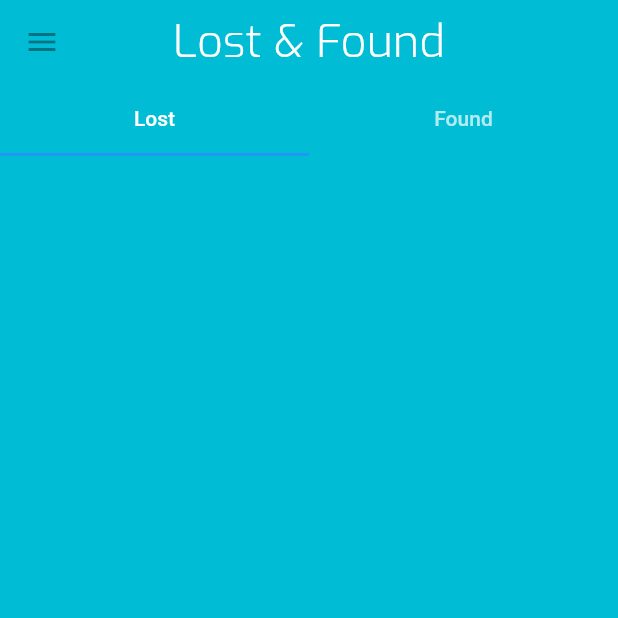
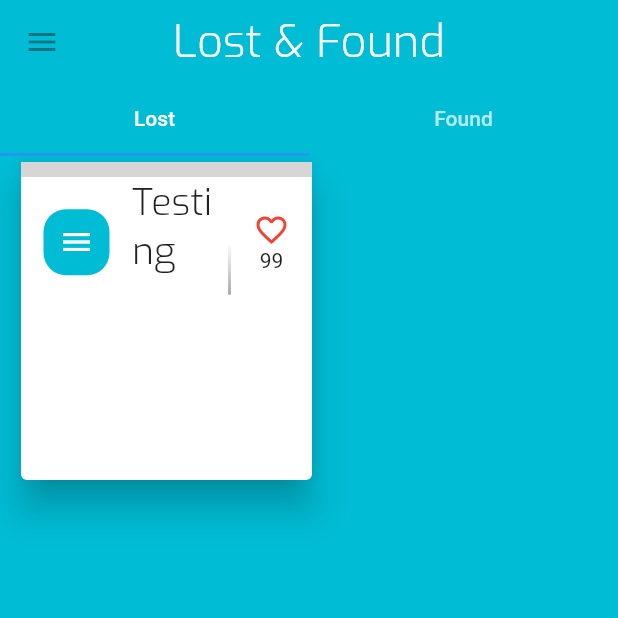
Before and after one commit to jackandjill/flutter_learning, a Flutter app: the TabsView screen opened by its route, on a phone screen of 412 x 824 dp, the top half of it. Run offline on Flutter 3.47's test engine with Material 2 defaults, Android fonts, the phone set to English and light mode, and no system bars; grey boxes are pictures that could not be loaded.

Commit message:
Still no firebase yet, creating a card.

```diff
--- a/lib/screens/Found.dart
+++ b/lib/screens/Found.dart
@@ -9,6 +9,7 @@ class _FoundPage extends State<FoundPage> {
   @override
   Widget build(BuildContext context) {
     return new Container(
+      child:  new Icon(Icons.accessibility, size: 150.0,)
 
     );
   }
--- a/lib/screens/Lost.dart
+++ b/lib/screens/Lost.dart
@@ -0,0 +1,101 @@
+import 'package:flutter/material.dart';
+
+class LostPage extends StatefulWidget {
+  @override
+  _LostPage createState() => new _LostPage();
+}
+
+class _LostPage extends State<LostPage> {
+
+
+
+  @override
+  Widget build(BuildContext context) {
+    return new Padding(
+      padding: const EdgeInsets.only(left: 10.0, right: 200.0, bottom: 500.0),
+      child: new Card(
+        elevation: 10.0,
+        child: new Column(
+          children: [
+            new Image.asset(
+              'images/download.jpg',
+              width: double.infinity,
+              height: 10.0,
+              fit: BoxFit.cover,
+            ),
+            new Row(
+              children: [
+                new Padding(
+                  padding: const EdgeInsets.all(15.0),
+                  child: new Container(
+                    padding: const EdgeInsets.all(10.0),
+                    decoration: new BoxDecoration(
+                      color: Colors.cyan,
+                      borderRadius: new BorderRadius.all(const Radius.circular(15.0)),
+                    ),
+                    child: new Icon(
+                      Icons.menu,
+                      color: Colors.white,
+                    ),
+                  ),
+                ),
+                new Expanded(
+                  child: new Column(
+                    crossAxisAlignment: CrossAxisAlignment.start,
+                    children: [
+                      new Text(
+                        "Testing",
+                        style: const TextStyle(
+                          fontSize: 25.0,
+                          fontFamily: 'Exo',
+                        ),
+                      ),
+                      new Text(
+                        "",
+                        style: const TextStyle(
+                          fontSize: 16.0,
+                          fontFamily: 'Exo',
+                          letterSpacing: 1.0,
+                          color: const Color(0xFFAAAAAA),
+                        ),
+                      ),
+                    ],
+                  ),
+                ),
+                new Container(
+                  width: 2.0,
+                  height: 70.0,
+                  decoration: new BoxDecoration(
+                    gradient: new LinearGradient(
+                      colors: [
+                        Colors.white,
+                        Colors.white,
+                        const Color(0xFFAAAAAA),
+                      ],
+                      begin: Alignment.topCenter,
+                      end: Alignment.bottomCenter,
+                    ),
+                  ),
+                ),
+                new Padding(
+                  padding: const EdgeInsets.only(left: 15.0, right: 15.0),
+                  child: new Column(
+                    children: [
+                      new Icon(
+                        Icons.favorite_border,
+                        color: Colors.red,
+                      ),
+                      new Text(
+                        "99",
+                      ),
+                    ],
+                  ),
+                ),
+              ],
+            ),
+          ],
+        ),
+      ),
+    );
+  }
+}
--- a/lib/screens/Signed_user.dart
+++ b/lib/screens/Signed_user.dart
@@ -1,4 +1,7 @@
 import 'package:flutter/material.dart';
+import './Found.dart' as Found;
+import './Lost.dart' as Lost;
+
 
 void main(){
   runApp(new MaterialApp(
@@ -18,8 +21,7 @@ class TabsState extends State<TabsView> with SingleTickerProviderStateMixin {
   TabController controller;
 
   @override
-void initState()
-{
+  void initState() {
     super.initState();
     controller = new TabController(vsync: this, length: 2, initialIndex: 0);
   }
@@ -32,14 +34,10 @@ void dispose() {
   }
 
 
-
   @override
   // TODO: implement widget
   Widget build(BuildContext context) {
-    return new Container(
-
-
-    child:  new Scaffold(
+    return new Scaffold(
           backgroundColor: Colors.cyan,
 
           appBar: new AppBar(
@@ -61,12 +59,26 @@ void dispose() {
               bottom: new TabBar(
                   controller: controller,
                   tabs: <Tab>[
-            new Tab(text:"Lost"),
-            new Tab(text:"Found"),
+                    new Tab(text: "Lost"),
+                    new Tab(text: "Found"),
                   ]
               )
 
           ),
-    ));
+          body: new TabBarView
+            (controller: controller,
+            children: <Widget>[
+              new Lost.LostPage(),
+              new Found.FoundPage(),
+
+
+            ],
+
+          ),
+
+        )
+
+
+    ;
   }
 }
```
Lines whose indentation alone changed are shown as unchanged.
